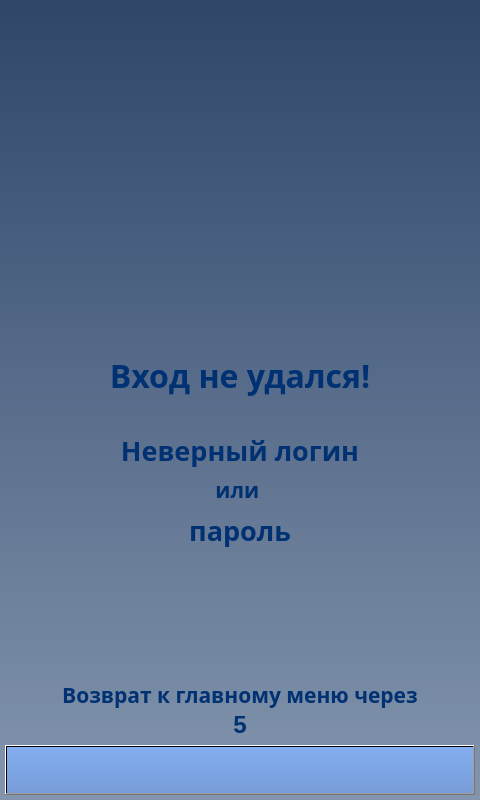
The window that client/GUI/ui/screen_4_authorization_err.ui (komrade2801/AutoSklad) describes before a commit, drawn with Qt 5.
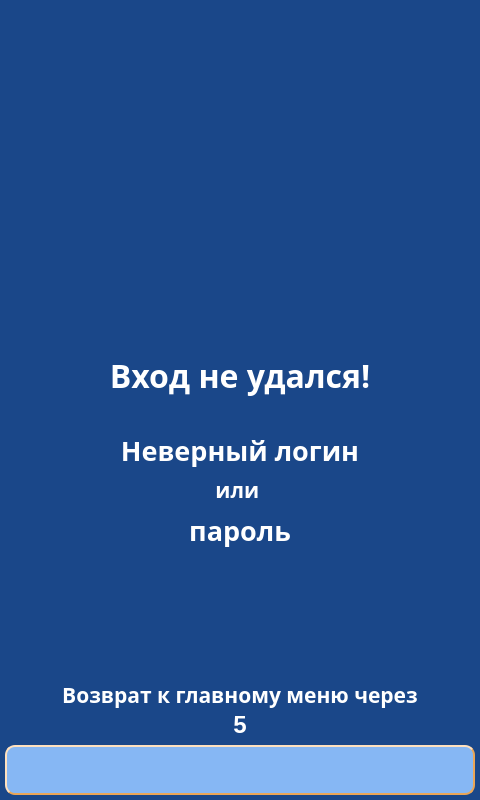
The same window after the commit. Icons and pictures are not drawn.

```diff
--- a/client/GUI/ui/screen_4_authorization_err.ui
+++ b/client/GUI/ui/screen_4_authorization_err.ui
@@ -14,7 +14,31 @@
    <string>screen_4_authorization_err</string>
   </property>
   <property name="styleSheet">
-   <string notr="true">background-color: qlineargradient(spread:pad, x1:0.5, y1:0, x2:0.5, y2:1, stop:0 rgba(47, 70, 105, 255), stop:1 rgba(131, 149, 174, 255));</string>
+   <string notr="true">QWidget{
+	background-color: #1A4789;
+}
+QLabel {
+	background: none;
+	color: #FFFFFF;
+	border-width: 0px;
+	border-radius: 0px;
+}
+#background {
+	color: #FFFFFF;
+	background-color: #1A4789;
+	border-width: 2px;
+	border-style: groove;
+	border-color: #ff9923;
+	border-radius: 0px;
+}
+QPushButton {
+	color: #000000;
+	background-color: #86B7F4;
+	border-width: 2px;
+	border-style: outset;
+	border-color: #EAA657;
+	border-radius: 10px;
+}</string>
   </property>
   <widget class="QLabel" name="lbl_info_ico">
    <property name="geometry">
@@ -25,9 +49,6 @@
      <height>380</height>
     </rect>
    </property>
-   <property name="styleSheet">
-    <string notr="true">background-color: qlineargradient(spread:pad, x1:0, y1:0, x2:1, y2:0, stop:0 rgba(0, 0, 0, 0), stop:1 rgba(255, 255, 255, 0));</string>
-   </property>
    <property name="text">
     <string/>
    </property>
@@ -53,9 +74,9 @@
       <colorrole role="WindowText">
        <brush brushstyle="SolidPattern">
         <color alpha="255">
-         <red>0</red>
-         <green>49</green>
-         <blue>114</blue>
+         <red>255</red>
+         <green>255</green>
+         <blue>255</blue>
         </color>
        </brush>
       </colorrole>
@@ -82,18 +103,18 @@
       <colorrole role="Text">
        <brush brushstyle="SolidPattern">
         <color alpha="255">
-         <red>0</red>
-         <green>49</green>
-         <blue>114</blue>
+         <red>255</red>
+         <green>255</green>
+         <blue>255</blue>
         </color>
        </brush>
       </colorrole>
       <colorrole role="ButtonText">
        <brush brushstyle="SolidPattern">
         <color alpha="255">
-         <red>0</red>
-         <green>49</green>
-         <blue>114</blue>
+         <red>255</red>
+         <green>255</green>
+         <blue>255</blue>
         </color>
        </brush>
       </colorrole>
@@ -140,9 +161,9 @@
       <colorrole role="PlaceholderText">
        <brush brushstyle="NoBrush">
         <color alpha="128">
-         <red>0</red>
-         <green>49</green>
-         <blue>114</blue>
+         <red>255</red>
+         <green>255</green>
+         <blue>255</blue>
         </color>
        </brush>
       </colorrole>
@@ -151,9 +172,9 @@
       <colorrole role="WindowText">
        <brush brushstyle="SolidPattern">
         <color alpha="255">
-         <red>0</red>
-         <green>49</green>
-         <blue>114</blue>
+         <red>255</red>
+         <green>255</green>
+         <blue>255</blue>
         </color>
        </brush>
       </colorrole>
@@ -180,18 +201,18 @@
       <colorrole role="Text">
        <brush brushstyle="SolidPattern">
         <color alpha="255">
-         <red>0</red>
-         <green>49</green>
-         <blue>114</blue>
+         <red>255</red>
+         <green>255</green>
+         <blue>255</blue>
         </color>
        </brush>
       </colorrole>
       <colorrole role="ButtonText">
        <brush brushstyle="SolidPattern">
         <color alpha="255">
-         <red>0</red>
-         <green>49</green>
-         <blue>114</blue>
+         <red>255</red>
+         <green>255</green>
+         <blue>255</blue>
         </color>
        </brush>
       </colorrole>
@@ -238,9 +259,9 @@
       <colorrole role="PlaceholderText">
        <brush brushstyle="NoBrush">
         <color alpha="128">
-         <red>0</red>
-         <green>49</green>
-         <blue>114</blue>
+         <red>255</red>
+         <green>255</green>
+         <blue>255</blue>
         </color>
        </brush>
       </colorrole>
@@ -249,9 +270,9 @@
       <colorrole role="WindowText">
        <brush brushstyle="SolidPattern">
         <color alpha="255">
-         <red>0</red>
-         <green>49</green>
-         <blue>114</blue>
+         <red>255</red>
+         <green>255</green>
+         <blue>255</blue>
         </color>
        </brush>
       </colorrole>
@@ -278,18 +299,18 @@
       <colorrole role="Text">
        <brush brushstyle="SolidPattern">
         <color alpha="255">
-         <red>0</red>
-         <green>49</green>
-         <blue>114</blue>
+         <red>255</red>
+         <green>255</green>
+         <blue>255</blue>
         </color>
        </brush>
       </colorrole>
       <colorrole role="ButtonText">
        <brush brushstyle="SolidPattern">
         <color alpha="255">
-         <red>0</red>
-         <green>49</green>
-         <blue>114</blue>
+         <red>255</red>
+         <green>255</green>
+         <blue>255</blue>
         </color>
        </brush>
       </colorrole>
@@ -336,9 +357,9 @@
       <colorrole role="PlaceholderText">
        <brush brushstyle="NoBrush">
         <color alpha="128">
-         <red>0</red>
-         <green>49</green>
-         <blue>114</blue>
+         <red>255</red>
+         <green>255</green>
+         <blue>255</blue>
         </color>
        </brush>
       </colorrole>
@@ -352,10 +373,6 @@
      <bold>true</bold>
     </font>
    </property>
-   <property name="styleSheet">
-    <string notr="true">color: rgb(0, 49, 114);
-background-color: qlineargradient(spread:pad, x1:0, y1:0, x2:1, y2:0, stop:0 rgba(0, 0, 0, 0), stop:1 rgba(255, 255, 255, 0));</string>
-   </property>
    <property name="text">
     <string>5</string>
    </property>
@@ -378,9 +395,9 @@
       <colorrole role="WindowText">
        <brush brushstyle="SolidPattern">
         <color alpha="255">
-         <red>0</red>
-         <green>49</green>
-         <blue>114</blue>
+         <red>255</red>
+         <green>255</green>
+         <blue>255</blue>
         </color>
        </brush>
       </colorrole>
@@ -407,18 +424,18 @@
       <colorrole role="Text">
        <brush brushstyle="SolidPattern">
         <color alpha="255">
-         <red>0</red>
-         <green>49</green>
-         <blue>114</blue>
+         <red>255</red>
+         <green>255</green>
+         <blue>255</blue>
         </color>
        </brush>
       </colorrole>
       <colorrole role="ButtonText">
        <brush brushstyle="SolidPattern">
         <color alpha="255">
-         <red>0</red>
-         <green>49</green>
-         <blue>114</blue>
+         <red>255</red>
+         <green>255</green>
+         <blue>255</blue>
         </color>
        </brush>
       </colorrole>
@@ -465,9 +482,9 @@
       <colorrole role="PlaceholderText">
        <brush brushstyle="NoBrush">
         <color alpha="128">
-         <red>0</red>
-         <green>49</green>
-         <blue>114</blue>
+         <red>255</red>
+         <green>255</green>
+         <blue>255</blue>
         </color>
        </brush>
       </colorrole>
@@ -476,9 +493,9 @@
       <colorrole role="WindowText">
        <brush brushstyle="SolidPattern">
         <color alpha="255">
-         <red>0</red>
-         <green>49</green>
-         <blue>114</blue>
+         <red>255</red>
+         <green>255</green>
+         <blue>255</blue>
         </color>
        </brush>
       </colorrole>
@@ -505,18 +522,18 @@
       <colorrole role="Text">
        <brush brushstyle="SolidPattern">
         <color alpha="255">
-         <red>0</red>
-         <green>49</green>
-         <blue>114</blue>
+         <red>255</red>
+         <green>255</green>
+         <blue>255</blue>
         </color>
        </brush>
       </colorrole>
       <colorrole role="ButtonText">
        <brush brushstyle="SolidPattern">
         <color alpha="255">
-         <red>0</red>
-         <green>49</green>
-         <blue>114</blue>
+         <red>255</red>
+         <green>255</green>
+         <blue>255</blue>
         </color>
        </brush>
       </colorrole>
@@ -563,9 +580,9 @@
       <colorrole role="PlaceholderText">
        <brush brushstyle="NoBrush">
         <color alpha="128">
-         <red>0</red>
-         <green>49</green>
-         <blue>114</blue>
+         <red>255</red>
+         <green>255</green>
+         <blue>255</blue>
         </color>
        </brush>
       </colorrole>
@@ -574,9 +591,9 @@
       <colorrole role="WindowText">
        <brush brushstyle="SolidPattern">
         <color alpha="255">
-         <red>0</red>
-         <green>49</green>
-         <blue>114</blue>
+         <red>255</red>
+         <green>255</green>
+         <blue>255</blue>
         </color>
        </brush>
       </colorrole>
@@ -603,18 +620,18 @@
       <colorrole role="Text">
        <brush brushstyle="SolidPattern">
         <color alpha="255">
-         <red>0</red>
-         <green>49</green>
-         <blue>114</blue>
+         <red>255</red>
+         <green>255</green>
+         <blue>255</blue>
         </color>
        </brush>
       </colorrole>
       <colorrole role="ButtonText">
        <brush brushstyle="SolidPattern">
         <color alpha="255">
-         <red>0</red>
-         <green>49</green>
-         <blue>114</blue>
+         <red>255</red>
+         <green>255</green>
+         <blue>255</blue>
         </color>
        </brush>
       </colorrole>
@@ -661,9 +678,9 @@
       <colorrole role="PlaceholderText">
        <brush brushstyle="NoBrush">
         <color alpha="128">
-         <red>0</red>
-         <green>49</green>
-         <blue>114</blue>
+         <red>255</red>
+         <green>255</green>
+         <blue>255</blue>
         </color>
        </brush>
       </colorrole>
@@ -678,10 +695,6 @@
      <bold>true</bold>
     </font>
    </property>
-   <property name="styleSheet">
-    <string notr="true">color: rgb(0, 49, 114);
-background-color: qlineargradient(spread:pad, x1:0, y1:0, x2:1, y2:0, stop:0 rgba(0, 0, 0, 0), stop:1 rgba(255, 255, 255, 0));</string>
-   </property>
    <property name="text">
     <string>пароль</string>
    </property>
@@ -704,9 +717,9 @@
       <colorrole role="WindowText">
        <brush brushstyle="SolidPattern">
         <color alpha="255">
-         <red>0</red>
-         <green>49</green>
-         <blue>114</blue>
+         <red>255</red>
+         <green>255</green>
+         <blue>255</blue>
         </color>
        </brush>
       </colorrole>
@@ -733,18 +746,18 @@
       <colorrole role="Text">
        <brush brushstyle="SolidPattern">
         <color alpha="255">
-         <red>0</red>
-         <green>49</green>
-         <blue>114</blue>
+         <red>255</red>
+         <green>255</green>
+         <blue>255</blue>
         </color>
        </brush>
       </colorrole>
       <colorrole role="ButtonText">
        <brush brushstyle="SolidPattern">
         <color alpha="255">
-         <red>0</red>
-         <green>49</green>
-         <blue>114</blue>
+         <red>255</red>
+         <green>255</green>
+         <blue>255</blue>
         </color>
        </brush>
       </colorrole>
@@ -791,9 +804,9 @@
       <colorrole role="PlaceholderText">
        <brush brushstyle="NoBrush">
         <color alpha="128">
-         <red>0</red>
-         <green>49</green>
-         <blue>114</blue>
+         <red>255</red>
+         <green>255</green>
+         <blue>255</blue>
         </color>
        </brush>
       </colorrole>
@@ -802,9 +815,9 @@
       <colorrole role="WindowText">
        <brush brushstyle="SolidPattern">
         <color alpha="255">
-         <red>0</red>
-         <green>49</green>
-         <blue>114</blue>
+         <red>255</red>
+         <green>255</green>
+         <blue>255</blue>
         </color>
        </brush>
       </colorrole>
@@ -831,18 +844,18 @@
       <colorrole role="Text">
        <brush brushstyle="SolidPattern">
         <color alpha="255">
-         <red>0</red>
-         <green>49</green>
-         <blue>114</blue>
+         <red>255</red>
+         <green>255</green>
+         <blue>255</blue>
         </color>
        </brush>
       </colorrole>
       <colorrole role="ButtonText">
        <brush brushstyle="SolidPattern">
         <color alpha="255">
-         <red>0</red>
-         <green>49</green>
-         <blue>114</blue>
+         <red>255</red>
+         <green>255</green>
+         <blue>255</blue>
         </color>
        </brush>
       </colorrole>
@@ -889,9 +902,9 @@
       <colorrole role="PlaceholderText">
        <brush brushstyle="NoBrush">
         <color alpha="128">
-         <red>0</red>
-         <green>49</green>
-         <blue>114</blue>
+         <red>255</red>
+         <green>255</green>
+         <blue>255</blue>
         </color>
        </brush>
       </colorrole>
@@ -900,9 +913,9 @@
       <colorrole role="WindowText">
        <brush brushstyle="SolidPattern">
         <color alpha="255">
-         <red>0</red>
-         <green>49</green>
-         <blue>114</blue>
+         <red>255</red>
+         <green>255</green>
+         <blue>255</blue>
         </color>
        </brush>
       </colorrole>
@@ -929,18 +942,18 @@
       <colorrole role="Text">
        <brush brushstyle="SolidPattern">
         <color alpha="255">
-         <red>0</red>
-         <green>49</green>
-         <blue>114</blue>
+         <red>255</red>
+         <green>255</green>
+         <blue>255</blue>
         </color>
        </brush>
       </colorrole>
       <colorrole role="ButtonText">
        <brush brushstyle="SolidPattern">
         <color alpha="255">
-         <red>0</red>
-         <green>49</green>
-         <blue>114</blue>
+         <red>255</red>
+         <green>255</green>
+         <blue>255</blue>
         </color>
        </brush>
       </colorrole>
@@ -987,9 +1000,9 @@
       <colorrole role="PlaceholderText">
        <brush brushstyle="NoBrush">
         <color alpha="128">
-         <red>0</red>
-         <green>49</green>
-         <blue>114</blue>
+         <red>255</red>
+         <green>255</green>
+         <blue>255</blue>
         </color>
        </brush>
       </colorrole>
@@ -1004,10 +1017,6 @@
      <bold>true</bold>
     </font>
    </property>
-   <property name="styleSheet">
-    <string notr="true">color: rgb(0, 49, 114);
-background-color: qlineargradient(spread:pad, x1:0, y1:0, x2:1, y2:0, stop:0 rgba(0, 0, 0, 0), stop:1 rgba(255, 255, 255, 0));</string>
-   </property>
    <property name="text">
     <string>Возврат к главному меню через</string>
    </property>
@@ -1031,37 +1040,26 @@
        <brush brushstyle="SolidPattern">
         <color alpha="255">
          <red>0</red>
-         <green>49</green>
-         <blue>114</blue>
+         <green>0</green>
+         <blue>0</blue>
         </color>
        </brush>
       </colorrole>
       <colorrole role="Button">
-       <brush brushstyle="LinearGradientPattern">
-        <gradient startx="0.500000000000000" starty="0.000000000000000" endx="0.500000000000000" endy="1.000000000000000" type="LinearGradient" spread="PadSpread" coordinatemode="ObjectBoundingMode">
-         <gradientstop position="0.000000000000000">
-          <color alpha="255">
-           <red>131</red>
-           <green>173</green>
-           <blue>239</blue>
-          </color>
-         </gradientstop>
-         <gradientstop position="1.000000000000000">
-          <color alpha="255">
-           <red>120</red>
-           <green>158</green>
-           <blue>217</blue>
-          </color>
-         </gradientstop>
-        </gradient>
+       <brush brushstyle="SolidPattern">
+        <color alpha="255">
+         <red>134</red>
+         <green>183</green>
+         <blue>244</blue>
+        </color>
        </brush>
       </colorrole>
       <colorrole role="Text">
        <brush brushstyle="SolidPattern">
         <color alpha="255">
          <red>0</red>
-         <green>49</green>
-         <blue>114</blue>
+         <green>0</green>
+         <blue>0</blue>
         </color>
        </brush>
       </colorrole>
@@ -1069,57 +1067,35 @@
        <brush brushstyle="SolidPattern">
         <color alpha="255">
          <red>0</red>
-         <green>49</green>
-         <blue>114</blue>
+         <green>0</green>
+         <blue>0</blue>
         </color>
        </brush>
       </colorrole>
       <colorrole role="Base">
-       <brush brushstyle="LinearGradientPattern">
-        <gradient startx="0.500000000000000" starty="0.000000000000000" endx="0.500000000000000" endy="1.000000000000000" type="LinearGradient" spread="PadSpread" coordinatemode="ObjectBoundingMode">
-         <gradientstop position="0.000000000000000">
-          <color alpha="255">
-           <red>131</red>
-           <green>173</green>
-           <blue>239</blue>
-          </color>
-         </gradientstop>
-         <gradientstop position="1.000000000000000">
-          <color alpha="255">
-           <red>120</red>
-           <green>158</green>
-           <blue>217</blue>
-          </color>
-         </gradientstop>
-        </gradient>
+       <brush brushstyle="SolidPattern">
+        <color alpha="255">
+         <red>134</red>
+         <green>183</green>
+         <blue>244</blue>
+        </color>
        </brush>
       </colorrole>
       <colorrole role="Window">
-       <brush brushstyle="LinearGradientPattern">
-        <gradient startx="0.500000000000000" starty="0.000000000000000" endx="0.500000000000000" endy="1.000000000000000" type="LinearGradient" spread="PadSpread" coordinatemode="ObjectBoundingMode">
-         <gradientstop position="0.000000000000000">
-          <color alpha="255">
-           <red>131</red>
-           <green>173</green>
-           <blue>239</blue>
-          </color>
-         </gradientstop>
-         <gradientstop position="1.000000000000000">
-          <color alpha="255">
-           <red>120</red>
-           <green>158</green>
-           <blue>217</blue>
-          </color>
-         </gradientstop>
-        </gradient>
+       <brush brushstyle="SolidPattern">
+        <color alpha="255">
+         <red>134</red>
+         <green>183</green>
+         <blue>244</blue>
+        </color>
        </brush>
       </colorrole>
       <colorrole role="PlaceholderText">
        <brush brushstyle="NoBrush">
         <color alpha="128">
          <red>0</red>
-         <green>49</green>
-         <blue>114</blue>
+         <green>0</green>
+         <blue>0</blue>
         </color>
        </brush>
       </colorrole>
@@ -1129,37 +1105,26 @@
        <brush brushstyle="SolidPattern">
         <color alpha="255">
          <red>0</red>
-         <green>49</green>
-         <blue>114</blue>
+         <green>0</green>
+         <blue>0</blue>
         </color>
        </brush>
       </colorrole>
       <colorrole role="Button">
-       <brush brushstyle="LinearGradientPattern">
-        <gradient startx="0.500000000000000" starty="0.000000000000000" endx="0.500000000000000" endy="1.000000000000000" type="LinearGradient" spread="PadSpread" coordinatemode="ObjectBoundingMode">
-         <gradientstop position="0.000000000000000">
-          <color alpha="255">
-           <red>131</red>
-           <green>173</green>
-           <blue>239</blue>
-          </color>
-         </gradientstop>
-         <gradientstop position="1.000000000000000">
-          <color alpha="255">
-           <red>120</red>
-           <green>158</green>
-           <blue>217</blue>
-          </color>
-         </gradientstop>
-        </gradient>
+       <brush brushstyle="SolidPattern">
+        <color alpha="255">
+         <red>134</red>
+         <green>183</green>
+         <blue>244</blue>
+        </color>
        </brush>
       </colorrole>
       <colorrole role="Text">
        <brush brushstyle="SolidPattern">
         <color alpha="255">
          <red>0</red>
-         <green>49</green>
-         <blue>114</blue>
+         <green>0</green>
+         <blue>0</blue>
         </color>
        </brush>
       </colorrole>
@@ -1167,57 +1132,35 @@
        <brush brushstyle="SolidPattern">
         <color alpha="255">
          <red>0</red>
-         <green>49</green>
-         <blue>114</blue>
+         <green>0</green>
+         <blue>0</blue>
         </color>
        </brush>
       </colorrole>
       <colorrole role="Base">
-       <brush brushstyle="LinearGradientPattern">
-        <gradient startx="0.500000000000000" starty="0.000000000000000" endx="0.500000000000000" endy="1.000000000000000" type="LinearGradient" spread="PadSpread" coordinatemode="ObjectBoundingMode">
-         <gradientstop position="0.000000000000000">
-          <color alpha="255">
-           <red>131</red>
-           <green>173</green>
-           <blue>239</blue>
-          </color>
-         </gradientstop>
-         <gradientstop position="1.000000000000000">
-          <color alpha="255">
-           <red>120</red>
-           <green>158</green>
-           <blue>217</blue>
-          </color>
-         </gradientstop>
-        </gradient>
+       <brush brushstyle="SolidPattern">
+        <color alpha="255">
+         <red>134</red>
+         <green>183</green>
+         <blue>244</blue>
+        </color>
        </brush>
       </colorrole>
       <colorrole role="Window">
-       <brush brushstyle="LinearGradientPattern">
-        <gradient startx="0.500000000000000" starty="0.000000000000000" endx="0.500000000000000" endy="1.000000000000000" type="LinearGradient" spread="PadSpread" coordinatemode="ObjectBoundingMode">
-         <gradientstop position="0.000000000000000">
-          <color alpha="255">
-           <red>131</red>
-           <green>173</green>
-           <blue>239</blue>
-          </color>
-         </gradientstop>
-         <gradientstop position="1.000000000000000">
-          <color alpha="255">
-           <red>120</red>
-           <green>158</green>
-           <blue>217</blue>
-          </color>
-         </gradientstop>
-        </gradient>
+       <brush brushstyle="SolidPattern">
+        <color alpha="255">
+         <red>134</red>
+         <green>183</green>
+         <blue>244</blue>
+        </color>
        </brush>
       </colorrole>
       <colorrole role="PlaceholderText">
        <brush brushstyle="NoBrush">
         <color alpha="128">
          <red>0</red>
-         <green>49</green>
-         <blue>114</blue>
+         <green>0</green>
+         <blue>0</blue>
         </color>
        </brush>
       </colorrole>
@@ -1227,37 +1170,26 @@
        <brush brushstyle="SolidPattern">
         <color alpha="255">
          <red>0</red>
-         <green>49</green>
-         <blue>114</blue>
+         <green>0</green>
+         <blue>0</blue>
         </color>
        </brush>
       </colorrole>
       <colorrole role="Button">
-       <brush brushstyle="LinearGradientPattern">
-        <gradient startx="0.500000000000000" starty="0.000000000000000" endx="0.500000000000000" endy="1.000000000000000" type="LinearGradient" spread="PadSpread" coordinatemode="ObjectBoundingMode">
-         <gradientstop position="0.000000000000000">
-          <color alpha="255">
-           <red>131</red>
-           <green>173</green>
-           <blue>239</blue>
-          </color>
-         </gradientstop>
-         <gradientstop position="1.000000000000000">
-          <color alpha="255">
-           <red>120</red>
-           <green>158</green>
-           <blue>217</blue>
-          </color>
-         </gradientstop>
-        </gradient>
+       <brush brushstyle="SolidPattern">
+        <color alpha="255">
+         <red>134</red>
+         <green>183</green>
+         <blue>244</blue>
+        </color>
        </brush>
       </colorrole>
       <colorrole role="Text">
        <brush brushstyle="SolidPattern">
         <color alpha="255">
          <red>0</red>
-         <green>49</green>
-         <blue>114</blue>
+         <green>0</green>
+         <blue>0</blue>
         </color>
        </brush>
       </colorrole>
@@ -1265,57 +1197,35 @@
        <brush brushstyle="SolidPattern">
         <color alpha="255">
          <red>0</red>
-         <green>49</green>
-         <blue>114</blue>
+         <green>0</green>
+         <blue>0</blue>
         </color>
        </brush>
       </colorrole>
       <colorrole role="Base">
-       <brush brushstyle="LinearGradientPattern">
-        <gradient startx="0.500000000000000" starty="0.000000000000000" endx="0.500000000000000" endy="1.000000000000000" type="LinearGradient" spread="PadSpread" coordinatemode="ObjectBoundingMode">
-         <gradientstop position="0.000000000000000">
-          <color alpha="255">
-           <red>131</red>
-           <green>173</green>
-           <blue>239</blue>
-          </color>
-         </gradientstop>
-         <gradientstop position="1.000000000000000">
-          <color alpha="255">
-           <red>120</red>
-           <green>158</green>
-           <blue>217</blue>
-          </color>
-         </gradientstop>
-        </gradient>
+       <brush brushstyle="SolidPattern">
+        <color alpha="255">
+         <red>134</red>
+         <green>183</green>
+         <blue>244</blue>
+        </color>
        </brush>
       </colorrole>
       <colorrole role="Window">
-       <brush brushstyle="LinearGradientPattern">
-        <gradient startx="0.500000000000000" starty="0.000000000000000" endx="0.500000000000000" endy="1.000000000000000" type="LinearGradient" spread="PadSpread" coordinatemode="ObjectBoundingMode">
-         <gradientstop position="0.000000000000000">
-          <color alpha="255">
-           <red>131</red>
-           <green>173</green>
-           <blue>239</blue>
-          </color>
-         </gradientstop>
-         <gradientstop position="1.000000000000000">
-          <color alpha="255">
-           <red>120</red>
-           <green>158</green>
-           <blue>217</blue>
-          </color>
-         </gradientstop>
-        </gradient>
+       <brush brushstyle="SolidPattern">
+        <color alpha="255">
+         <red>134</red>
+         <green>183</green>
+         <blue>244</blue>
+        </color>
        </brush>
       </colorrole>
       <colorrole role="PlaceholderText">
        <brush brushstyle="NoBrush">
         <color alpha="128">
          <red>0</red>
-         <green>49</green>
-         <blue>114</blue>
+         <green>0</green>
+         <blue>0</blue>
         </color>
        </brush>
       </colorrole>
@@ -1335,10 +1245,6 @@
    <property name="layoutDirection">
     <enum>Qt::LeftToRight</enum>
    </property>
-   <property name="styleSheet">
-    <string notr="true">background-color: qlineargradient(spread:pad, x1:0.5, y1:0, x2:0.5, y2:1, stop:0 rgba(131, 173, 239, 255), stop:1 rgba(120, 158, 217, 255));
-color: rgb(0, 49, 114);</string>
-   </property>
    <property name="text">
     <string/>
    </property>
@@ -1368,9 +1274,9 @@
       <colorrole role="WindowText">
        <brush brushstyle="SolidPattern">
         <color alpha="255">
-         <red>0</red>
-         <green>49</green>
-         <blue>114</blue>
+         <red>255</red>
+         <green>255</green>
+         <blue>255</blue>
         </color>
        </brush>
       </colorrole>
@@ -1397,18 +1303,18 @@
       <colorrole role="Text">
        <brush brushstyle="SolidPattern">
         <color alpha="255">
-         <red>0</red>
-         <green>49</green>
-         <blue>114</blue>
+         <red>255</red>
+         <green>255</green>
+         <blue>255</blue>
         </color>
        </brush>
       </colorrole>
       <colorrole role="ButtonText">
        <brush brushstyle="SolidPattern">
         <color alpha="255">
-         <red>0</red>
-         <green>49</green>
-         <blue>114</blue>
+         <red>255</red>
+         <green>255</green>
+         <blue>255</blue>
         </color>
        </brush>
       </colorrole>
@@ -1455,9 +1361,9 @@
       <colorrole role="PlaceholderText">
        <brush brushstyle="NoBrush">
         <color alpha="128">
-         <red>0</red>
-         <green>49</green>
-         <blue>114</blue>
+         <red>255</red>
+         <green>255</green>
+         <blue>255</blue>
         </color>
        </brush>
       </colorrole>
@@ -1466,9 +1372,9 @@
       <colorrole role="WindowText">
        <brush brushstyle="SolidPattern">
         <color alpha="255">
-         <red>0</red>
-         <green>49</green>
-         <blue>114</blue>
+         <red>255</red>
+         <green>255</green>
+         <blue>255</blue>
         </color>
        </brush>
       </colorrole>
@@ -1495,18 +1401,18 @@
       <colorrole role="Text">
        <brush brushstyle="SolidPattern">
         <color alpha="255">
-         <red>0</red>
-         <green>49</green>
-         <blue>114</blue>
+         <red>255</red>
+         <green>255</green>
+         <blue>255</blue>
         </color>
        </brush>
       </colorrole>
       <colorrole role="ButtonText">
        <brush brushstyle="SolidPattern">
         <color alpha="255">
-         <red>0</red>
-         <green>49</green>
-         <blue>114</blue>
+         <red>255</red>
+         <green>255</green>
+         <blue>255</blue>
         </color>
        </brush>
       </colorrole>
@@ -1553,9 +1459,9 @@
       <colorrole role="PlaceholderText">
        <brush brushstyle="NoBrush">
         <color alpha="128">
-         <red>0</red>
-         <green>49</green>
-         <blue>114</blue>
+         <red>255</red>
+         <green>255</green>
+         <blue>255</blue>
         </color>
        </brush>
       </colorrole>
@@ -1564,9 +1470,9 @@
       <colorrole role="WindowText">
        <brush brushstyle="SolidPattern">
         <color alpha="255">
-         <red>0</red>
-         <green>49</green>
-         <blue>114</blue>
+         <red>255</red>
+         <green>255</green>
+         <blue>255</blue>
         </color>
        </brush>
       </colorrole>
@@ -1593,18 +1499,18 @@
       <colorrole role="Text">
        <brush brushstyle="SolidPattern">
         <color alpha="255">
-         <red>0</red>
-         <green>49</green>
-         <blue>114</blue>
+         <red>255</red>
+         <green>255</green>
+         <blue>255</blue>
         </color>
        </brush>
       </colorrole>
       <colorrole role="ButtonText">
        <brush brushstyle="SolidPattern">
         <color alpha="255">
-         <red>0</red>
-         <green>49</green>
-         <blue>114</blue>
+         <red>255</red>
+         <green>255</green>
+         <blue>255</blue>
         </color>
        </brush>
       </colorrole>
@@ -1651,9 +1557,9 @@
       <colorrole role="PlaceholderText">
        <brush brushstyle="NoBrush">
         <color alpha="128">
-         <red>0</red>
-         <green>49</green>
-         <blue>114</blue>
+         <red>255</red>
+         <green>255</green>
+         <blue>255</blue>
         </color>
        </brush>
       </colorrole>
@@ -1668,10 +1574,6 @@
      <bold>true</bold>
     </font>
    </property>
-   <property name="styleSheet">
-    <string notr="true">color: rgb(0, 49, 114);
-background-color: qlineargradient(spread:pad, x1:0, y1:0, x2:1, y2:0, stop:0 rgba(0, 0, 0, 0), stop:1 rgba(255, 255, 255, 0));</string>
-   </property>
    <property name="text">
     <string>Неверный логин</string>
    </property>
@@ -1694,9 +1596,9 @@
       <colorrole role="WindowText">
        <brush brushstyle="SolidPattern">
         <color alpha="255">
-         <red>0</red>
-         <green>49</green>
-         <blue>114</blue>
+         <red>255</red>
+         <green>255</green>
+         <blue>255</blue>
         </color>
        </brush>
       </colorrole>
@@ -1723,18 +1625,18 @@
       <colorrole role="Text">
        <brush brushstyle="SolidPattern">
         <color alpha="255">
-         <red>0</red>
-         <green>49</green>
-         <blue>114</blue>
+         <red>255</red>
+         <green>255</green>
+         <blue>255</blue>
         </color>
        </brush>
       </colorrole>
       <colorrole role="ButtonText">
        <brush brushstyle="SolidPattern">
         <color alpha="255">
-         <red>0</red>
-         <green>49</green>
-         <blue>114</blue>
+         <red>255</red>
+         <green>255</green>
+         <blue>255</blue>
         </color>
        </brush>
       </colorrole>
@@ -1781,9 +1683,9 @@
       <colorrole role="PlaceholderText">
        <brush brushstyle="NoBrush">
         <color alpha="128">
-         <red>0</red>
-         <green>49</green>
-         <blue>114</blue>
+         <red>255</red>
+         <green>255</green>
+         <blue>255</blue>
         </color>
        </brush>
       </colorrole>
@@ -1792,9 +1694,9 @@
       <colorrole role="WindowText">
        <brush brushstyle="SolidPattern">
         <color alpha="255">
-         <red>0</red>
-         <green>49</green>
-         <blue>114</blue>
+         <red>255</red>
+         <green>255</green>
+         <blue>255</blue>
         </color>
        </brush>
       </colorrole>
@@ -1821,18 +1723,18 @@
       <colorrole role="Text">
        <brush brushstyle="SolidPattern">
         <color alpha="255">
-         <red>0</red>
-         <green>49</green>
-         <blue>114</blue>
+         <red>255</red>
+         <green>255</green>
+         <blue>255</blue>
         </color>
        </brush>
       </colorrole>
       <colorrole role="ButtonText">
        <brush brushstyle="SolidPattern">
         <color alpha="255">
-         <red>0</red>
-         <green>49</green>
-         <blue>114</blue>
+         <red>255</red>
+         <green>255</green>
+         <blue>255</blue>
         </color>
        </brush>
       </colorrole>
@@ -1879,9 +1781,9 @@
       <colorrole role="PlaceholderText">
        <brush brushstyle="NoBrush">
         <color alpha="128">
-         <red>0</red>
-         <green>49</green>
-         <blue>114</blue>
+         <red>255</red>
+         <green>255</green>
+         <blue>255</blue>
         </color>
        </brush>
       </colorrole>
@@ -1890,9 +1792,9 @@
       <colorrole role="WindowText">
        <brush brushstyle="SolidPattern">
         <color alpha="255">
-         <red>0</red>
-         <green>49</green>
-         <blue>114</blue>
+         <red>255</red>
+         <green>255</green>
+         <blue>255</blue>
         </color>
        </brush>
       </colorrole>
@@ -1919,18 +1821,18 @@
       <colorrole role="Text">
        <brush brushstyle="SolidPattern">
         <color alpha="255">
-         <red>0</red>
-         <green>49</green>
-         <blue>114</blue>
+         <red>255</red>
+         <green>255</green>
+         <blue>255</blue>
         </color>
        </brush>
       </colorrole>
       <colorrole role="ButtonText">
        <brush brushstyle="SolidPattern">
         <color alpha="255">
-         <red>0</red>
-         <green>49</green>
-         <blue>114</blue>
+         <red>255</red>
+         <green>255</green>
+         <blue>255</blue>
         </color>
        </brush>
       </colorrole>
@@ -1977,9 +1879,9 @@
       <colorrole role="PlaceholderText">
        <brush brushstyle="NoBrush">
         <color alpha="128">
-         <red>0</red>
-         <green>49</green>
-         <blue>114</blue>
+         <red>255</red>
+         <green>255</green>
+         <blue>255</blue>
         </color>
        </brush>
       </colorrole>
@@ -1994,10 +1896,6 @@
      <bold>true</bold>
     </font>
    </property>
-   <property name="styleSheet">
-    <string notr="true">color: rgb(0, 49, 114);
-background-color: qlineargradient(spread:pad, x1:0, y1:0, x2:1, y2:0, stop:0 rgba(0, 0, 0, 0), stop:1 rgba(255, 255, 255, 0));</string>
-   </property>
    <property name="text">
     <string>или </string>
    </property>
@@ -2020,9 +1918,9 @@
       <colorrole role="WindowText">
        <brush brushstyle="SolidPattern">
         <color alpha="255">
-         <red>0</red>
-         <green>49</green>
-         <blue>114</blue>
+         <red>255</red>
+         <green>255</green>
+         <blue>255</blue>
         </color>
        </brush>
       </colorrole>
@@ -2049,18 +1947,18 @@
       <colorrole role="Text">
        <brush brushstyle="SolidPattern">
         <color alpha="255">
-         <red>0</red>
-         <green>49</green>
-         <blue>114</blue>
+         <red>255</red>
+         <green>255</green>
+         <blue>255</blue>
         </color>
        </brush>
       </colorrole>
       <colorrole role="ButtonText">
        <brush brushstyle="SolidPattern">
         <color alpha="255">
-         <red>0</red>
-         <green>49</green>
-         <blue>114</blue>
+         <red>255</red>
+         <green>255</green>
+         <blue>255</blue>
         </color>
        </brush>
       </colorrole>
@@ -2107,9 +2005,9 @@
       <colorrole role="PlaceholderText">
        <brush brushstyle="NoBrush">
         <color alpha="128">
-         <red>0</red>
-         <green>49</green>
-         <blue>114</blue>
+         <red>255</red>
+         <green>255</green>
+         <blue>255</blue>
         </color>
        </brush>
       </colorrole>
@@ -2118,9 +2016,9 @@
       <colorrole role="WindowText">
        <brush brushstyle="SolidPattern">
         <color alpha="255">
-         <red>0</red>
-         <green>49</green>
-         <blue>114</blue>
+         <red>255</red>
+         <green>255</green>
+         <blue>255</blue>
         </color>
        </brush>
       </colorrole>
@@ -2147,18 +2045,18 @@
       <colorrole role="Text">
        <brush brushstyle="SolidPattern">
         <color alpha="255">
-         <red>0</red>
-         <green>49</green>
-         <blue>114</blue>
+         <red>255</red>
+         <green>255</green>
+         <blue>255</blue>
         </color>
        </brush>
       </colorrole>
       <colorrole role="ButtonText">
        <brush brushstyle="SolidPattern">
         <color alpha="255">
-         <red>0</red>
-         <green>49</green>
-         <blue>114</blue>
+         <red>255</red>
+         <green>255</green>
+         <blue>255</blue>
         </color>
        </brush>
       </colorrole>
@@ -2205,9 +2103,9 @@
       <colorrole role="PlaceholderText">
        <brush brushstyle="NoBrush">
         <color alpha="128">
-         <red>0</red>
-         <green>49</green>
-         <blue>114</blue>
+         <red>255</red>
+         <green>255</green>
+         <blue>255</blue>
         </color>
        </brush>
       </colorrole>
@@ -2216,9 +2114,9 @@
       <colorrole role="WindowText">
        <brush brushstyle="SolidPattern">
         <color alpha="255">
-         <red>0</red>
-         <green>49</green>
-         <blue>114</blue>
+         <red>255</red>
+         <green>255</green>
+         <blue>255</blue>
         </color>
        </brush>
       </colorrole>
@@ -2245,18 +2143,18 @@
       <colorrole role="Text">
        <brush brushstyle="SolidPattern">
         <color alpha="255">
-         <red>0</red>
-         <green>49</green>
-         <blue>114</blue>
+         <red>255</red>
+         <green>255</green>
+         <blue>255</blue>
         </color>
        </brush>
       </colorrole>
       <colorrole role="ButtonText">
        <brush brushstyle="SolidPattern">
         <color alpha="255">
-         <red>0</red>
-         <green>49</green>
-         <blue>114</blue>
+         <red>255</red>
+         <green>255</green>
+         <blue>255</blue>
         </color>
        </brush>
       </colorrole>
@@ -2303,9 +2201,9 @@
       <colorrole role="PlaceholderText">
        <brush brushstyle="NoBrush">
         <color alpha="128">
-         <red>0</red>
-         <green>49</green>
-         <blue>114</blue>
+         <red>255</red>
+         <green>255</green>
+         <blue>255</blue>
         </color>
        </brush>
       </colorrole>
@@ -2320,10 +2218,6 @@
      <bold>true</bold>
     </font>
    </property>
-   <property name="styleSheet">
-    <string notr="true">color: rgb(0, 49, 114);
-background-color: qlineargradient(spread:pad, x1:0, y1:0, x2:1, y2:0, stop:0 rgba(0, 0, 0, 0), stop:1 rgba(255, 255, 255, 0));</string>
-   </property>
    <property name="text">
     <string>Вход не удался!</string>
    </property>
```
